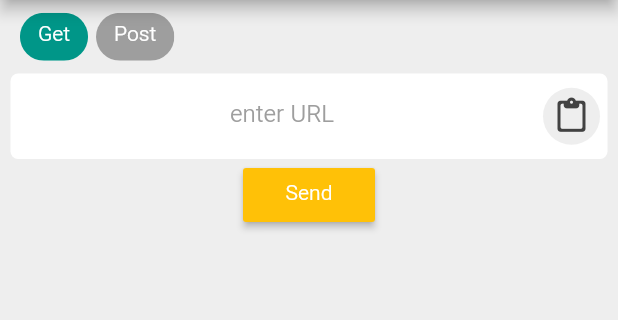
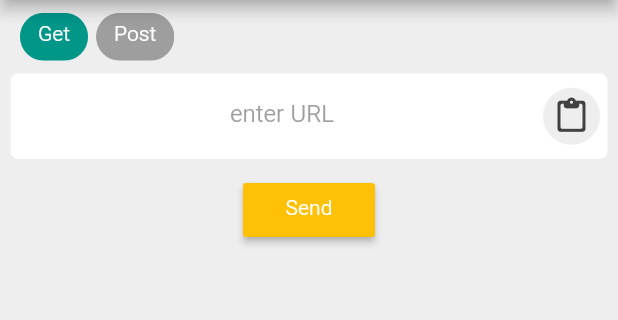
Before and after one commit to mostafa-efafi/Requester, a Flutter app: the screen it shows after launch, on a phone screen of 412 x 824 dp, the part 84-404 px from its top. Run offline on Flutter 3.47's test engine with Material 2 defaults, Android fonts, the light colour scheme and no system bars; our stand-ins replace bloc, connectivity_plus, dio, equatable, flutter_bloc.

Commit message:
A few small changes to the user interface

```diff
--- a/lib/config/languages/en.dart
+++ b/lib/config/languages/en.dart
@@ -1,3 +1,4 @@
 class En {
   static const appName = 'Requester';
+  static const send = 'Send';
 }
--- a/lib/features/feature_requester/presentation/pages/home_page.dart
+++ b/lib/features/feature_requester/presentation/pages/home_page.dart
@@ -27,11 +27,14 @@ class _HomePageState extends State<HomePage> {
           children: [
             const RequestTypeList(),
             CustomEditText(controller: TextEditingController()),
+            const SizedBox(
+              height: 10,
+            ),
             MaterialButton(
               color: Theme.of(context).colorScheme.secondary,
               onPressed: () {},
               child: const Text(
-                'Send',
+                En.send,
                 style: TextStyle(color: Colors.white),
               ),
             )
--- a/lib/features/feature_requester/presentation/widgets/request_type_list.dart
+++ b/lib/features/feature_requester/presentation/widgets/request_type_list.dart
@@ -22,7 +22,7 @@ class RequestTypeList extends StatelessWidget {
                 itemBuilder: (context, index) {
                   return Padding(
                     padding: const EdgeInsets.symmetric(horizontal: 2),
-                    child: InkWell(
+                    child: GestureDetector(
                       onTap: () =>
                           BlocProvider.of<RequestTypeListCubit>(context)
                               .changeStatus(state[index]),
```
